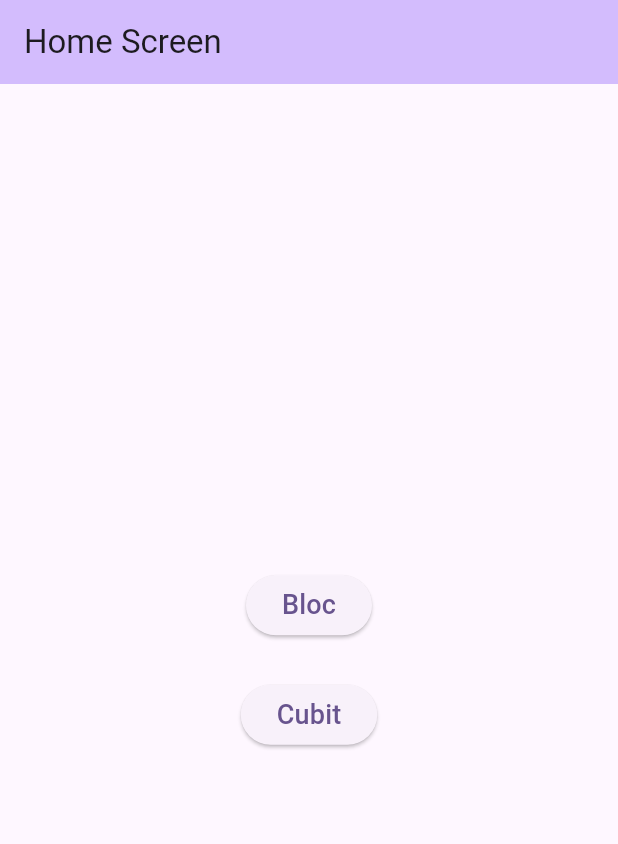
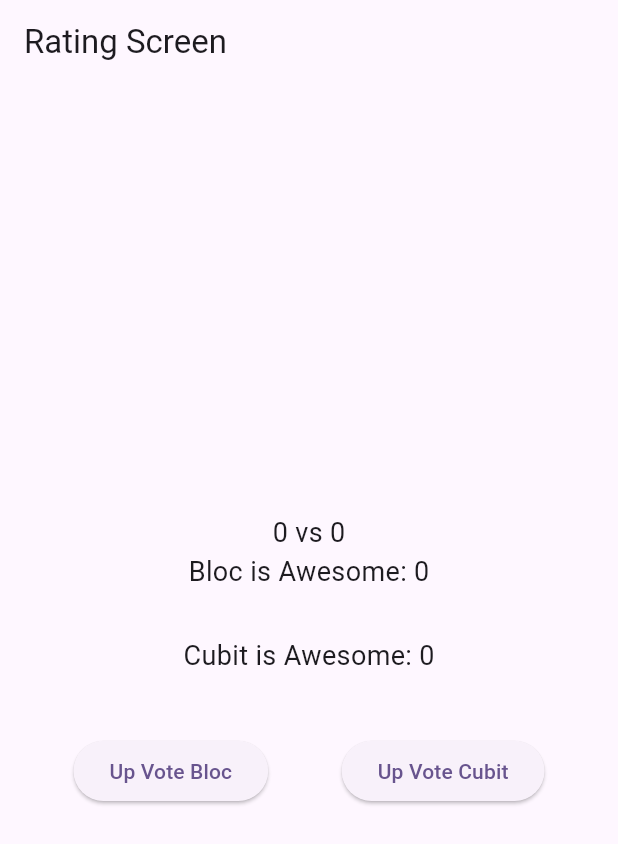
Before and after one commit to Pratham-Makwana/LearnBlocState, a Flutter app: the screen it shows after launch, on a phone screen of 412 x 824 dp. Shown: the top 844 px of the screen. Run offline on Flutter 3.47's test engine with Material 3 defaults, Android fonts, the phone set to English and light mode, and no system bars; our stand-ins replace flutter_bloc.

Commit message:
BlocBuilder Vs BlocSelector in flutter_bloc

```diff
--- /dev/null
+++ b/lib/Cubit/rating_cubit.dart
@@ -0,0 +1,24 @@
+import 'package:flutter/material.dart';
+import 'package:flutter_bloc/flutter_bloc.dart';
+
+/*
+  part of: Declares that the file belongs to the main file's code.
+  part: Links another file to the current file
+*/
+part 'rating_state.dart';
+
+class RatingCubit extends Cubit<RatingState> {
+  RatingCubit() : super(RatingState(blocScore: 0, cubitScore: 0));
+
+  void upVoteBloc() {
+    emit(state.copyWith(blocScore: state.blocScore + 1));
+    // emit(RatingState(
+    //     blocScore: state.blocScore + 1, cubitScore: state.cubitScore));
+  }
+
+  void upVoteCubit() {
+    emit(state.copyWith(cubitScore: state.cubitScore + 1));
+    // emit(RatingState(
+    //     blocScore: state.blocScore, cubitScore: state.cubitScore + 1));
+  }
+}
--- /dev/null
+++ b/lib/Cubit/rating_state.dart
@@ -0,0 +1,15 @@
+part of 'rating_cubit.dart';
+
+class RatingState {
+  final int blocScore;
+
+  final int cubitScore;
+
+  RatingState({required this.blocScore, required this.cubitScore});
+
+  RatingState copyWith({int? blocScore, int? cubitScore}) {
+    return RatingState(
+        blocScore: blocScore ?? this.blocScore,
+        cubitScore: cubitScore ?? this.cubitScore);
+  }
+}
--- a/lib/main.dart
+++ b/lib/main.dart
@@ -1,9 +1,8 @@
-import 'package:cubit_demo/counter_bloc.dart';
-import 'package:cubit_demo/counter_cubit.dart';
+import 'package:cubit_demo/Cubit/rating_cubit.dart';
 import 'package:cubit_demo/myBloc_observer.dart';
+import 'package:cubit_demo/rating_screen.dart';
 import 'package:flutter/material.dart';
 import 'package:flutter_bloc/flutter_bloc.dart';
-import 'screen/home_screen.dart';
 
 void main() {
   // initialization of blocObserver
@@ -14,33 +13,51 @@ void main() {
 class MyApp extends StatelessWidget {
   const MyApp({super.key});
 
-  // This widget is the root of your application.
   @override
   Widget build(BuildContext context) {
-    return MultiBlocProvider(
-      /// CounterBloc instance only created when its need
-      /// Dependency Injection
-      providers: [
-        /// creating the object of the [CounterBloc] in our code,
-        /// and using the that object in other screen by finding the object
-        BlocProvider(
-          create: (context) => CounterBloc(),
-        ),
-        BlocProvider(
-          create: (context) => CounterCubit(),
-        ),
-      ],
+    return BlocProvider(
+      create: (context) => RatingCubit(),
       child: MaterialApp(
-        title: 'Flutter Demo',
         theme: ThemeData(
           colorScheme: ColorScheme.fromSeed(seedColor: Colors.deepPurple),
           useMaterial3: true,
         ),
-        home: const MyHomePage(),
+        home: const RatingScreen(),
       ),
     );
   }
 }
+
+// class MyApp extends StatelessWidget {
+//   const MyApp({super.key});
+//
+//   // This widget is the root of your application.
+//   @override
+//   Widget build(BuildContext context) {
+//     return MultiBlocProvider(
+//       /// CounterBloc instance only created when its need
+//       /// Dependency Injection
+//       providers: [
+//         /// creating the object of the [CounterBloc] in our code,
+//         /// and using the that object in other screen by finding the object
+//         BlocProvider(
+//           create: (context) => CounterBloc(),
+//         ),
+//         BlocProvider(
+//           create: (context) => CounterCubit(),
+//         ),
+//       ],
+//       child: MaterialApp(
+//         title: 'Flutter Demo',
+//         theme: ThemeData(
+//           colorScheme: ColorScheme.fromSeed(seedColor: Colors.deepPurple),
+//           useMaterial3: true,
+//         ),
+//         home: const MyHomePage(),
+//       ),
+//     );
+//   }
+// }
 /**
     Dependency Injection (DI) in Flutter is a design pattern that allow you to
     Inject dependencies(like service , classes or objects)
--- a/lib/myBloc_observer.dart
+++ b/lib/myBloc_observer.dart
@@ -5,15 +5,15 @@ import 'package:flutter_bloc/flutter_bloc.dart';
 /// Global Class to observer the change
 class MyObserver extends BlocObserver {
   @override
+  void onCreate(BlocBase bloc) {
+    super.onCreate(bloc);
+    log('${bloc.runtimeType}', name: 'Created');
+  }
+
+  @override
   void onChange(BlocBase bloc, Change change) {
     super.onChange(bloc, change);
 
-    log('${bloc.runtimeType}: $change');
+    log('$change', name: '${bloc.runtimeType}');
   }
-
-  // @override
-  // void onCreate(BlocBase bloc) {
-  //   super.onCreate(bloc);
-  //   log('$bloc');
-  // }
 }
--- /dev/null
+++ b/lib/rating_screen.dart
@@ -0,0 +1,100 @@
+import 'dart:developer';
+
+import 'package:cubit_demo/Cubit/rating_cubit.dart';
+import 'package:cubit_demo/Cubit/rating_cubit.dart';
+import 'package:flutter/material.dart';
+import 'package:flutter_bloc/flutter_bloc.dart';
+
+class RatingScreen extends StatelessWidget {
+  const RatingScreen({super.key});
+
+  @override
+  Widget build(BuildContext context) {
+    return Scaffold(
+      appBar: AppBar(
+        title: const Text('Rating Screen'),
+      ),
+      body: Column(
+        mainAxisAlignment: MainAxisAlignment.center,
+        children: [
+          /// BlocBuilder when you want to work each & every value update on the screen
+          /// BlocSelector when you want to listen single state variable update
+          BlocBuilder<RatingCubit, RatingState>(
+            // buildWhen: (previous, current) =>
+            //     previous.blocScore != current.blocScore,
+            builder: (context, state) {
+              log('Bloc is Awesome', name: 'Rebuild');
+              return Text(
+                '${state.blocScore} vs ${state.cubitScore}',
+                style: const TextStyle(fontSize: 18),
+              );
+            },
+          ),
+          Row(
+            mainAxisAlignment: MainAxisAlignment.center,
+            children: [
+              const Text(
+                'Bloc is Awesome: ',
+                style: TextStyle(fontSize: 18),
+              ),
+              BlocSelector<RatingCubit, RatingState, int>(
+                selector: (state) => state.blocScore,
+                // buildWhen: (previous, current) =>
+                //     previous.blocScore != current.blocScore,
+                builder: (context, state) {
+                  log('Bloc is Awesome', name: 'Rebuild');
+                  return Text(
+                    '$state',
+                    style: const TextStyle(fontSize: 18),
+                  );
+                },
+              ),
+            ],
+          ),
+          const SizedBox(
+            height: 30,
+          ),
+          Row(
+            mainAxisAlignment: MainAxisAlignment.center,
+            children: [
+              const Text(
+                'Cubit is Awesome: ',
+                style: TextStyle(fontSize: 18),
+              ),
+              BlocSelector<RatingCubit, RatingState, int>(
+                selector: (state) => state.cubitScore,
+
+                ///  its false means the builder is not execute it widget
+                // buildWhen: (previous, current) =>false,
+                /// it take time and may be long we can use BlocSelector instead of BlocBuilder
+                // buildWhen: (previous, current) =>
+                //     previous.cubitScore != current.cubitScore,
+                builder: (context, state) {
+                  log('Cubit is Awesome', name: 'Rebuild');
+                  return Text(
+                    '$state',
+                    style: const TextStyle(fontSize: 18),
+                  );
+                },
+              ),
+            ],
+          ),
+          const SizedBox(
+            height: 40,
+          ),
+          Row(
+            mainAxisAlignment: MainAxisAlignment.spaceEvenly,
+            children: [
+              ElevatedButton(
+                  onPressed: context.read<RatingCubit>().upVoteBloc,
+                  child: const Text('Up Vote Bloc')),
+              ElevatedButton(
+                  onPressed: context.read<RatingCubit>().upVoteCubit,
+                  child: const Text('Up Vote Cubit'))
+            ],
+          )
+        ],
+      ),
+    );
+  }
+}
```
